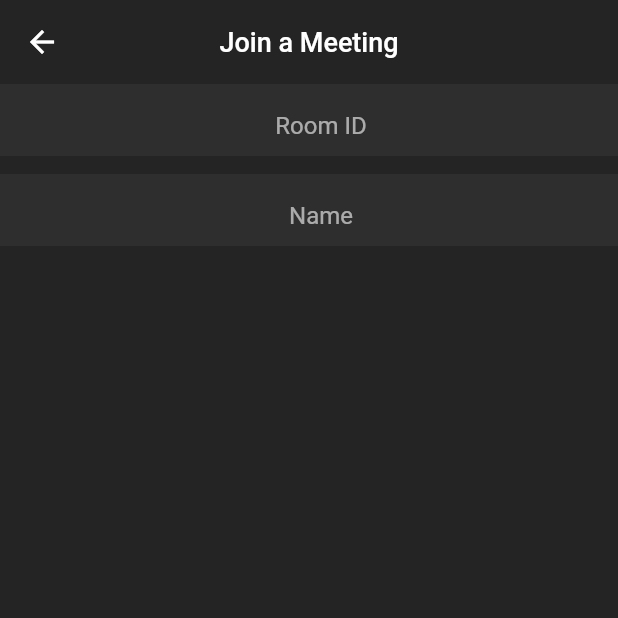
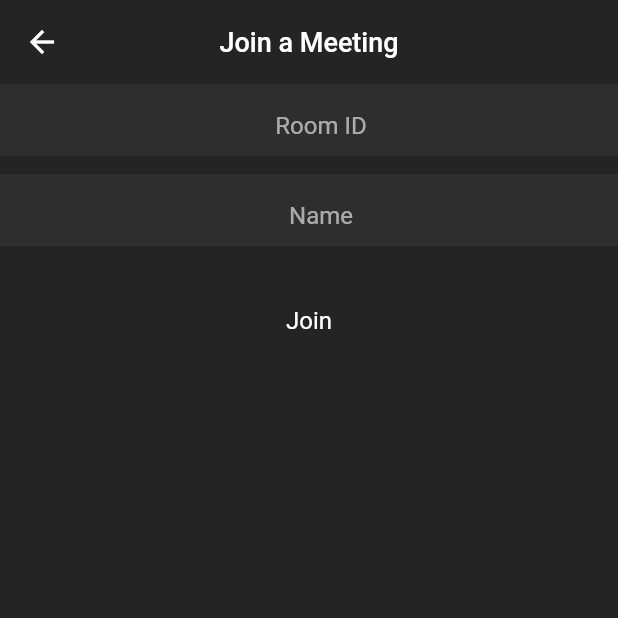
Before and after one commit to chirantan-basu01/Startchat, a Flutter app: the VideoCallScreen screen opened by its route, on a phone screen of 412 x 824 dp, the top half of it. Run offline on Flutter 3.47's test engine with Material 2 defaults, Android fonts, the phone set to English and light mode, and no system bars; our stand-ins replace cloud_firestore, firebase_auth, firebase_core, google_sign_in; missing offline and left inert: jitsi_meet; accounts and stored records are empty.

Commit message:
join button

```diff
--- a/lib/screens/video_call_screen.dart
+++ b/lib/screens/video_call_screen.dart
@@ -23,6 +23,8 @@ class _VideoCallScreenState extends State<VideoCallScreen> {
     );
     super.initState();
   }
+
+  _joinMeeting() {}
 
   @override
   Widget build(BuildContext context) {
@@ -72,6 +74,21 @@ class _VideoCallScreenState extends State<VideoCallScreen> {
               ),
             ),
           ),
+          const SizedBox(
+            height: 20,
+          ),
+          InkWell(
+            onTap: _joinMeeting,
+            child: const Padding(
+              padding: EdgeInsets.all(8),
+              child: Text(
+                'Join',
+                style: TextStyle(
+                  fontSize: 16,
+                ),
+              ),
+            ),
+          )
         ],
       ),
     );
```
